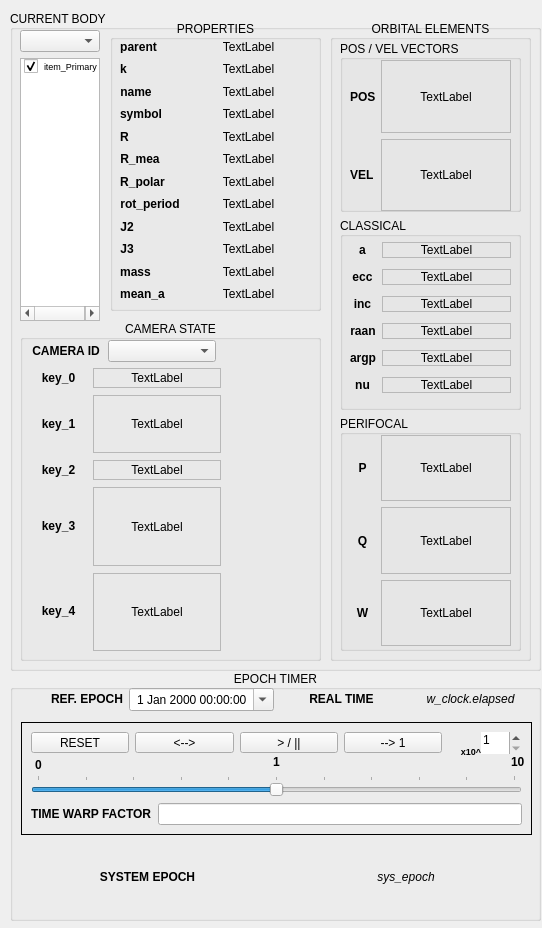
Before: the Qt Designer form ui/gui_tiled.ui in MadMaxFZ/sns2, drawn with Qt 5.
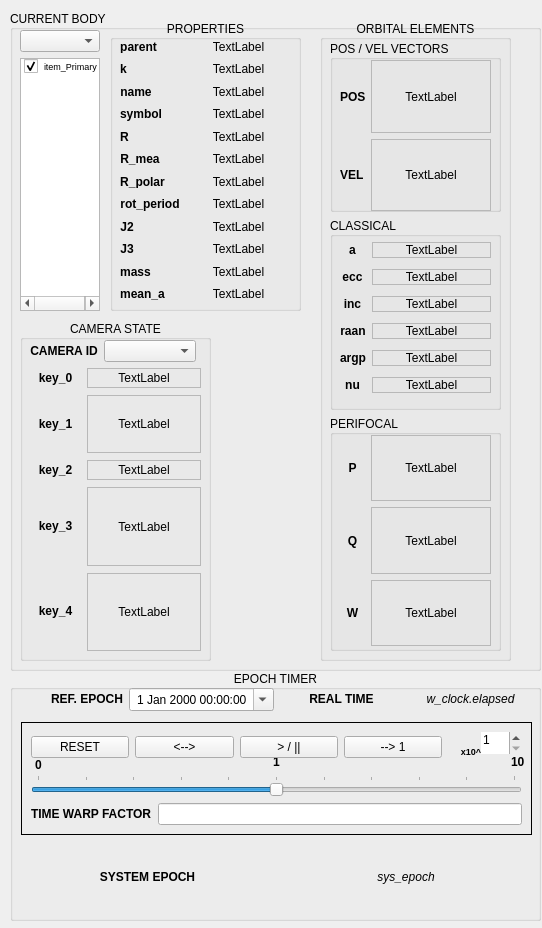
After: the same form once the commit is applied.

Commit message: !-^ ALL Data Panels now with formatted decimal places, etc... -> Finish EpochTimer operation still to do... -> Could crunch down the GUI a bit more if necessary..

Patch:
```diff
--- a/ui/gui_tiled.ui
+++ b/ui/gui_tiled.ui
@@ -51,7 +51,7 @@
      <rect>
       <x>100</x>
       <y>10</y>
-      <width>211</width>
+      <width>191</width>
       <height>291</height>
      </rect>
     </property>
@@ -66,7 +66,7 @@
       <rect>
        <x>10</x>
        <y>20</y>
-       <width>191</width>
+       <width>171</width>
        <height>261</height>
       </rect>
      </property>
@@ -464,9 +464,9 @@
    <widget class="QGroupBox" name="orbitElements">
     <property name="geometry">
      <rect>
-      <x>320</x>
+      <x>310</x>
       <y>10</y>
-      <width>201</width>
+      <width>191</width>
       <height>641</height>
      </rect>
     </property>
@@ -476,12 +476,12 @@
     <property name="alignment">
      <set>Qt::AlignCenter</set>
     </property>
-    <widget class="QWidget" name="">
+    <widget class="QWidget" name="layoutWidget">
      <property name="geometry">
       <rect>
        <x>10</x>
        <y>20</y>
-       <width>181</width>
+       <width>171</width>
        <height>611</height>
       </rect>
      </property>
@@ -508,7 +508,7 @@
           <rect>
            <x>10</x>
            <y>20</y>
-           <width>161</width>
+           <width>151</width>
            <height>151</height>
           </rect>
          </property>
@@ -617,7 +617,7 @@
           <rect>
            <x>10</x>
            <y>20</y>
-           <width>161</width>
+           <width>151</width>
            <height>169</height>
           </rect>
          </property>
@@ -897,7 +897,7 @@
           <rect>
            <x>10</x>
            <y>20</y>
-           <width>161</width>
+           <width>151</width>
            <height>211</height>
           </rect>
          </property>
@@ -1030,8 +1030,8 @@
      <rect>
       <x>10</x>
       <y>20</y>
-      <width>81</width>
-      <height>291</height>
+      <width>82</width>
+      <height>281</height>
      </rect>
     </property>
     <layout class="QVBoxLayout" name="verticalLayout">
@@ -1093,7 +1093,7 @@
      <rect>
       <x>10</x>
       <y>310</y>
-      <width>301</width>
+      <width>191</width>
       <height>341</height>
      </rect>
     </property>
@@ -1108,7 +1108,7 @@
       <rect>
        <x>10</x>
        <y>20</y>
-       <width>191</width>
+       <width>171</width>
        <height>311</height>
       </rect>
      </property>
@@ -1325,7 +1325,7 @@
    <property name="alignment">
     <set>Qt::AlignCenter</set>
    </property>
-   <widget class="QWidget" name="">
+   <widget class="QWidget" name="layoutWidget">
     <property name="geometry">
      <rect>
       <x>11</x>
@@ -1535,7 +1535,7 @@
        <x>10</x>
        <y>10</y>
        <width>411</width>
-       <height>21</height>
+       <height>30</height>
       </rect>
      </property>
      <layout class="QHBoxLayout" name="horizontalLayout_5" stretch="1,1,1,1">
@@ -1576,7 +1576,7 @@
      </layout>
     </widget>
    </widget>
-   <widget class="QWidget" name="">
+   <widget class="QWidget" name="layoutWidget">
     <property name="geometry">
      <rect>
       <x>11</x>
```
The commit also changes 1 other file.
